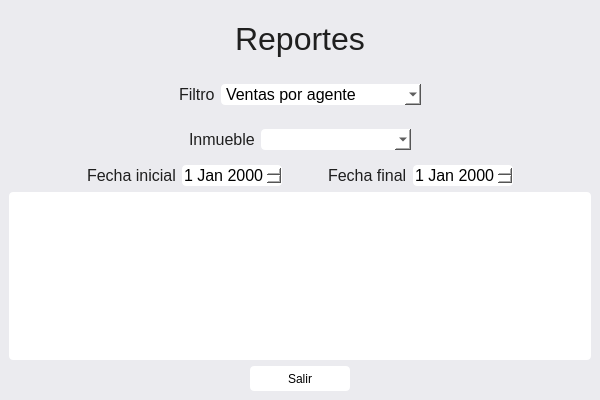
First picture: the form in view/reportesView.ui, repository donjosh-ua/agencia_inmobiliaria, before the edit.
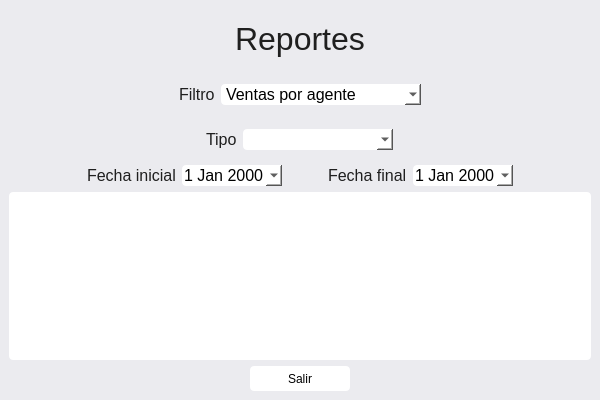
Second picture: the form after the edit.

```diff
--- a/view/reportesView.ui
+++ b/view/reportesView.ui
@@ -41,7 +41,7 @@
      </widget>
     </item>
     <item alignment="Qt::AlignHCenter">
-     <widget class="QWidget" name="" native="true">
+     <widget class="QWidget" name="widget" native="true">
       <layout class="QHBoxLayout" name="horizontalLayout">
        <item>
         <widget class="QLabel" name="label_2">
@@ -107,7 +107,7 @@
      </widget>
     </item>
     <item alignment="Qt::AlignHCenter">
-     <widget class="QWidget" name="" native="true">
+     <widget class="QWidget" name="widget" native="true">
       <layout class="QHBoxLayout" name="horizontalLayout_2">
        <item>
         <widget class="QLabel" name="lblInmuebleElegido">
@@ -117,7 +117,7 @@
           </font>
          </property>
          <property name="text">
-          <string>Inmueble</string>
+          <string>Tipo</string>
          </property>
         </widget>
        </item>
@@ -200,6 +200,9 @@
 }
 </string>
         </property>
+        <property name="calendarPopup">
+         <bool>true</bool>
+        </property>
        </widget>
       </item>
       <item>
@@ -257,6 +260,9 @@
 }
 </string>
         </property>
+        <property name="calendarPopup">
+         <bool>true</bool>
+        </property>
        </widget>
       </item>
       <item>
```
Left out of the diff: 2 changed lines with no effect on the pictures.
